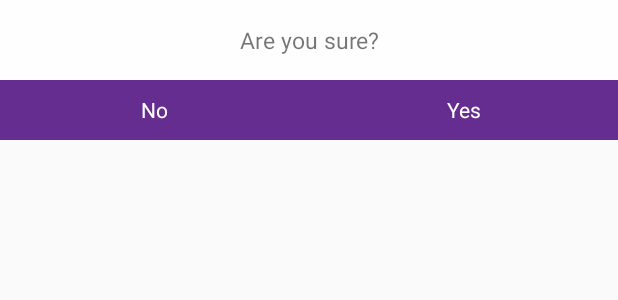
After one commit to Internet-of-People/iop-chat-app, an Android app: the layout simple_two_btns_dialog.xml on its own in the app's theme, with its tools: preview values and no code run, on a phone screen of 412 x 824 dp. The commit adds this screen. Shown: the top 300 px of the screen. Run offline under Robolectric (Android 15) with nearby library versions, the phone set to English and light mode, and no system bars.

Commit message:
Error waiting request dialog added

```diff
--- /dev/null
+++ b/app/src/main/res/layout/simple_two_btns_dialog.xml
@@ -0,0 +1,94 @@
+<?xml version="1.0" encoding="utf-8"?>
+<LinearLayout xmlns:android="http://schemas.android.com/apk/res/android"
+    android:orientation="vertical" android:layout_width="match_parent"
+    android:layout_height="wrap_content"
+    android:background="#ccffffff"
+    android:id="@+id/container_dialog">
+
+    <RelativeLayout
+        android:layout_width="match_parent"
+        android:layout_height="wrap_content"
+        android:id="@+id/title_container"
+        android:paddingStart="12dp"
+        android:layout_marginTop="12dp"
+        android:visibility="gone">
+
+
+        <ImageView
+            android:layout_width="36dp"
+            android:layout_height="36dp"
+            android:src="@drawable/ic_alert"
+            android:layout_centerVertical="true"
+            android:id="@+id/img_alert"/>
+
+        <TextView
+            android:layout_width="wrap_content"
+            android:layout_height="wrap_content"
+            android:id="@+id/txt_title"
+            android:layout_toRightOf="@+id/img_alert"
+            android:text="Login failed"
+            android:layout_centerVertical="true"
+            android:layout_marginLeft="20dp"
+            android:textSize="18sp"
+            android:textStyle="bold"
+            />
+
+    </RelativeLayout>
+
+
+    <TextView
+        android:layout_width="match_parent"
+        android:layout_height="wrap_content"
+        android:id="@+id/txt_body"
+        android:paddingRight="12dp"
+        android:paddingLeft="12dp"
+        android:gravity="center"
+        android:layout_marginTop="16dp"
+        android:textSize="15sp"
+        android:textAlignment="center"
+        android:text="Are you sure?"
+        android:layout_marginBottom="16dp"/>
+
+    <LinearLayout
+        android:layout_width="match_parent"
+        android:layout_height="40dp"
+        android:id="@+id/btn_container"
+        android:orientation="horizontal"
+        android:background="#662D91"
+        >
+
+        <TextView
+            android:layout_width="match_parent"
+            android:layout_height="match_parent"
+            android:text="No"
+            android:gravity="center"
+            android:textColor="#fff"
+            android:id="@+id/btn_left"
+            android:layout_weight="1"/>
+
+
+        <View
+            android:layout_width="2dp"
+            android:layout_height="match_parent"
+            android:id="@+id/view_btns_divider"
+            android:background="@color/transparent"
+            android:layout_marginBottom="5dp"
+            android:layout_gravity="center"
+            android:layout_marginTop="5dp"
+            />
+
+        <TextView
+            android:layout_width="match_parent"
+            android:layout_height="match_parent"
+            android:id="@+id/btn_right"
+            android:text="Yes"
+            android:textColor="#fff"
+            android:gravity="center"
+            android:layout_weight="1"/>
+
+
+    </LinearLayout>
+
+
+
+</LinearLayout>
--- a/app/src/main/res/values/strings.xml
+++ b/app/src/main/res/values/strings.xml
@@ -18,6 +18,8 @@
     <string name="select_spinner">Select your profile</string>
     <string name="incoming_message">Wants to chat \n with you</string>
     <string name="chat_request_send">Your send request has been send</string>
+    <string name="chat_request_fail_title">Chat request failed</string>
+    <string name="chat_request_fail">Your send request failed</string>
     <string name="add_contact">Add contact</string>
     <string name="settings">Settings</string>
     <string name="change_profile">Change Profile</string>
```
Also changed, not shown: app/src/main/java/chat/libertaria/world/connect_chat/base/dialogs/DialogListener.java (added, +10 -0 lines), app/src/main/java/chat/libertaria/world/connect_chat/base/dialogs/SimpleTextDialog.java (added, +187 -0 lines), app/src/main/java/chat/libertaria/world/connect_chat/base/dialogs/SimpleTwoButtonsDialog.java (added, +248 -0 lines), app/src/main/java/chat/libertaria/world/connect_chat/chat/WaitingChatActivity.java (+21 -2 lines), app/src/main/java/chat/libertaria/world/connect_chat/utils/DialogsUtil.java (added, +50 -0 lines), app/src/main/res/drawable/dialog_bg.xml (added, +12 -0 lines), app/src/main/res/layout/simple_dialog.xml (added, +71 -0 lines), app/src/main/res/drawable-hdpi/ic_alert.png (added), app/src/main/res/drawable-mdpi/ic_alert.png (added), app/src/main/res/drawable-xhdpi/ic_alert.png (added), app/src/main/res/drawable-xxhdpi/ic_alert.png (added), app/src/main/res/drawable-xxxhdpi/ic_alert.png (added).
